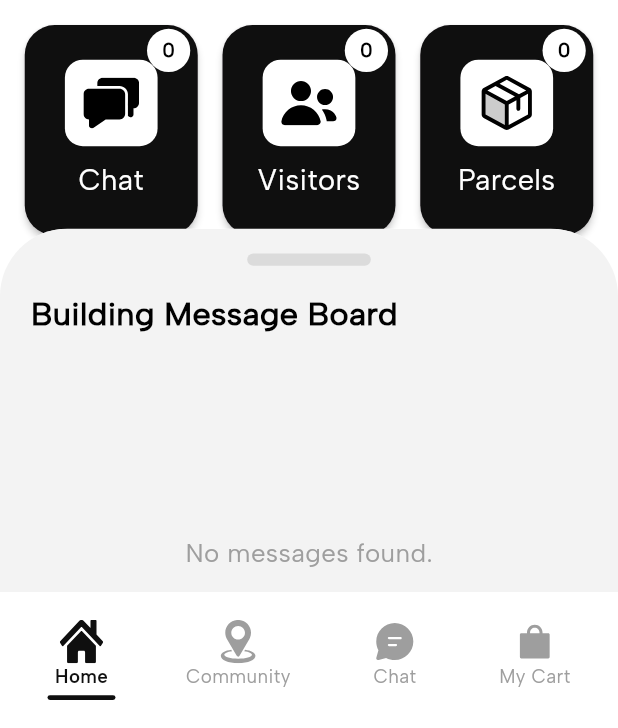
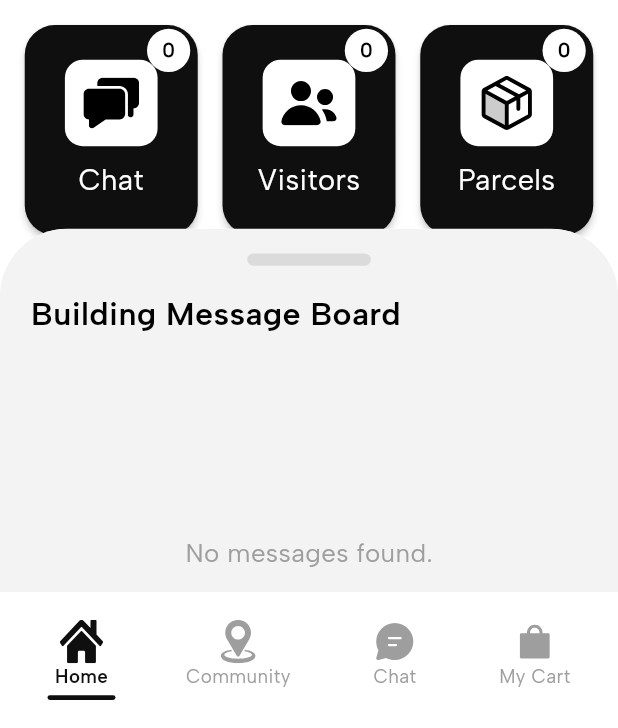
Before and after one commit to AnshBhalala28/Hubbble-Tech-App, a Flutter app: the HomePage screen opened directly, on a phone screen of 412 x 824 dp, the part 508-1236 px from its top. Run offline on Flutter 3.47's test engine with Material 3 defaults, Android fonts, the phone set to English and light mode, and no system bars; our stand-ins replace awesome_notifications, cached_network_image, carousel_slider, chewie, connectivity_plus, device_info_plus and 25 more; missing offline and left inert: custom_info_window, inview_notifier_list, syncfusion_flutter_pdfviewer, torn_ticket, webview_flutter_android; accounts and stored records are empty; network calls fail; project files that could hold a hidden picture were left out.

Commit message:
12-11-2025

```diff
--- a/lib/Ui/HomeScreen/view/homePage.dart
+++ b/lib/Ui/HomeScreen/view/homePage.dart
@@ -485,7 +485,7 @@ class _HomePageState extends State<HomePage> {
                                             "Building Message Board",
                                             style: TextStyle(
                                               color: AppColors.black,
-                                              fontFamily: AppConstants.manrope,
+                                              fontFamily: AppConstants.manropeBold,
                                               fontWeight: FontWeight.bold,
                                               fontSize: 19.sp,
                                             ),
--- a/lib/Ui/MessageBoard/view/messageBoardScreen.dart
+++ b/lib/Ui/MessageBoard/view/messageBoardScreen.dart
@@ -330,7 +330,7 @@ class _MessageboardState extends State<Messageboard> {
                 Text(
                   "Message Board",
                   style: TextStyle(
-                    fontFamily: AppConstants.manrope,
+                    fontFamily: AppConstants.manropeBold,
                     fontSize: 19.sp,
                     fontWeight: FontWeight.w600,
                     color: Colors.black,
--- a/lib/Ui/ViewProfile/view/myBuildingScreen.dart
+++ b/lib/Ui/ViewProfile/view/myBuildingScreen.dart
@@ -290,7 +290,7 @@ class _MyBuilding_ScreenState extends State<MyBuilding_Screen> {
                   Text(
                     label,
                     style: TextStyle(
-                      fontFamily: AppConstants.manrope,
+                      fontFamily: AppConstants.manropeBold,
                       fontWeight: FontWeight.w600,
                       fontSize: 17.sp,
                       color: Colors.black87,
--- a/lib/Utils/customAppBar.dart
+++ b/lib/Utils/customAppBar.dart
@@ -47,7 +47,7 @@ Container TitleBar({
             textAlign: TextAlign.center,
             style: TextStyle(
               fontWeight: FontWeight.bold,
-              fontFamily: AppConstants.manrope,
+              fontFamily: AppConstants.manropeBold,
               fontSize: 19.sp,
               color: Colors.black,
             ),
```
Also changed, not shown: lib/Ui/OrderScreen/view/orderDetailsScreen.dart (+7 -3 lines).
